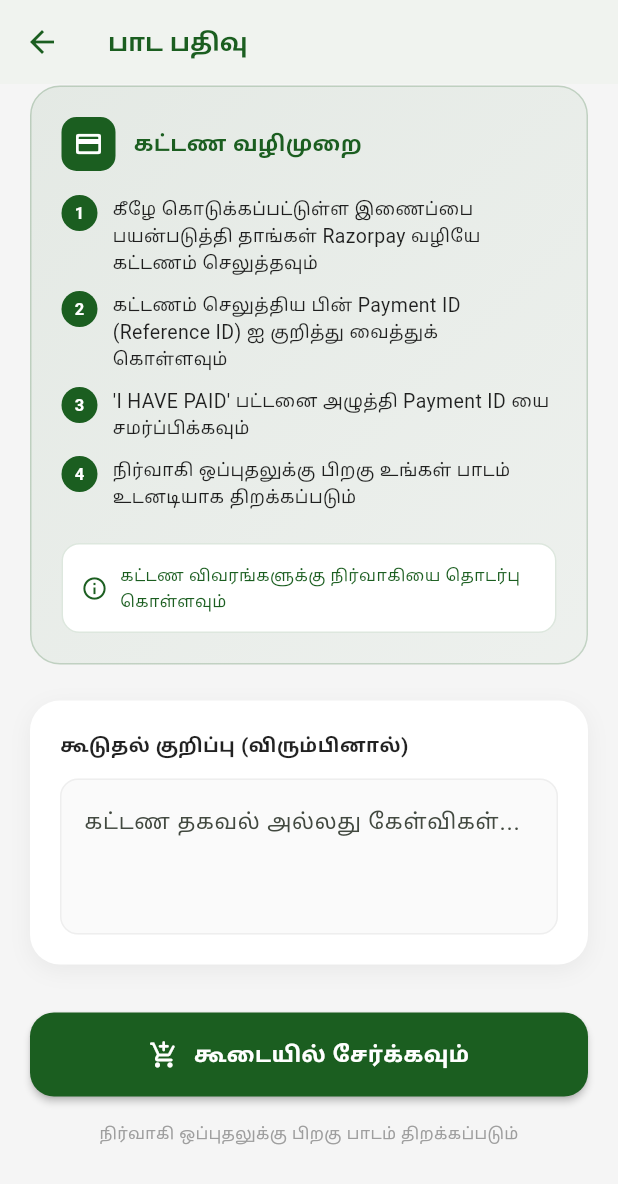
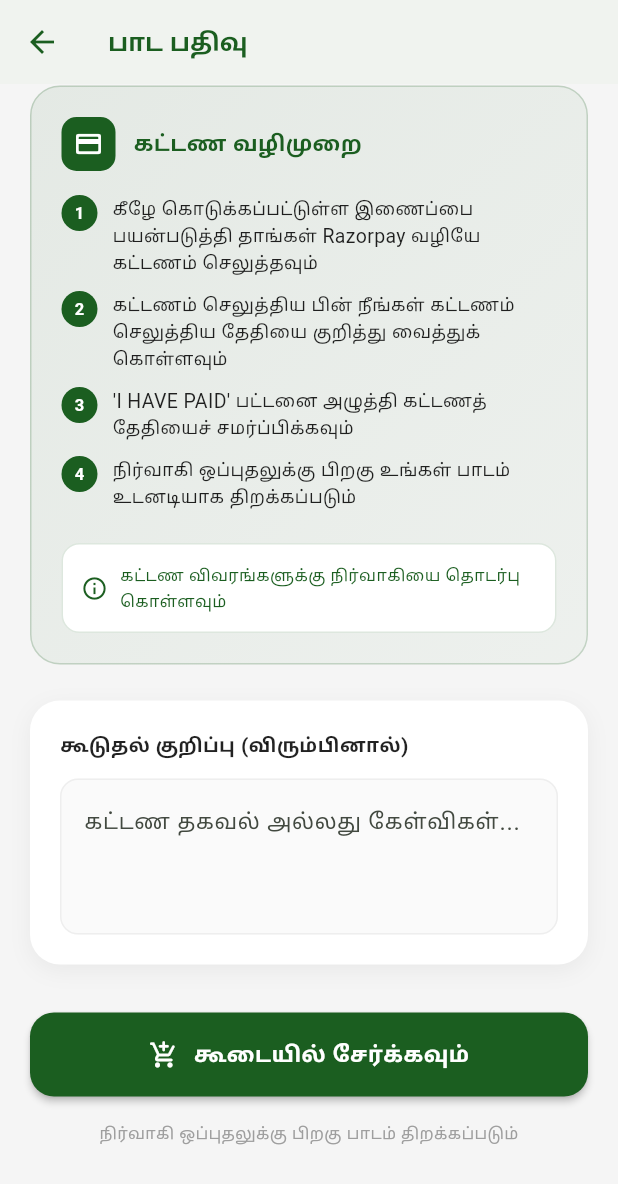
Before and after one commit to Vinothkumar0311/Vaagai_app, a Flutter app: the PaymentRegistrationScreen screen opened directly with empty values, scrolled down 431 dp, on a phone screen of 412 x 824 dp. Shown: the top 1184 px of the screen. Run offline on Flutter 3.47's test engine with Material 3 defaults, Android fonts, the phone set to English and light mode, and no system bars; our stand-ins replace cloud_firestore, country_code_picker, file_picker, firebase_auth, firebase_core, firebase_messaging and 6 more; missing offline and left inert: dart:html, dart:ui_web, syncfusion_flutter_pdfviewer; accounts and stored records are empty; project files that could hold a hidden picture were left out.

Commit message:
Remove payment ID, change payment proof to manual date entry, and add verification dialog popup

```diff
--- a/lib/core/constants/app_strings.dart
+++ b/lib/core/constants/app_strings.dart
@@ -65,8 +65,8 @@ class AppStrings {
   static const String adminApprovalFooter = "நிர்வாகி ஒப்புதலுக்கு பிறகு பாடம் திறக்கப்படும்";
   static const String paymentMethodTitle = "கட்டண வழிமுறை";
   static const String step1 = "கீழே கொடுக்கப்பட்டுள்ள இணைப்பை பயன்படுத்தி தாங்கள் Razorpay வழியே கட்டணம் செலுத்தவும்";
-  static const String step2 = "கட்டணம் செலுத்திய பின் Payment ID (Reference ID) ஐ குறித்து வைத்துக் கொள்ளவும்";
-  static const String step3 = "'I HAVE PAID' பட்டனை அழுத்தி Payment ID யை சமர்ப்பிக்கவும்";
+  static const String step2 = "கட்டணம் செலுத்திய பின் நீங்கள் கட்டணம் செலுத்திய தேதியை குறித்து வைத்துக் கொள்ளவும்";
+  static const String step3 = "'I HAVE PAID' பட்டனை அழுத்தி கட்டணத் தேதியைச் சமர்ப்பிக்கவும்";
   static const String step4 = "நிர்வாகி ஒப்புதலுக்கு பிறகு உங்கள் பாடம் உடனடியாக திறக்கப்படும்";
   static const String contactAdminInfo = "கட்டண விவரங்களுக்கு நிர்வாகியை தொடர்பு கொள்ளவும்";
   static const String demoVideosTitle = "மாதிரி வீடியோக்கள் (Demo Videos)";
@@ -78,18 +78,18 @@ class AppStrings {
 
   // Pre-payment Notice
   static const String prePaymentNoticeTitle = "முக்கிய அறிவிப்பு / Important Notice";
-  static const String prePaymentNoticeMsg = "கட்டணம் செலுத்திய பிறகு, தயவுசெய்து Payment ID-ஐ எடுத்துக் கொள்ளவும்.\n\nAfter completing the payment, kindly take the Payment ID.";
+  static const String prePaymentNoticeMsg = "கட்டணம் செலுத்திய பிறகு, தயவுசெய்து நீங்கள் கட்டணம் செலுத்திய தேதியை உள்ளிடவும்.\n\nAfter completing the payment, you need to enter the date when you completed it.";
 
   // Post-payment Dialog
   static const String postPaymentTitle = "கட்டணம் செலுத்தும் முறை தொடங்கியது/Payment Started";
-  static const String postPaymentMsg = "Razorpay-யில் பணம் செலுத்திய பிறகு, சரிபார்ப்பிற்காக 'Payment ID'-ஐ சமர்ப்பிக்கவும். (After payment, submit Reference ID)";
+  static const String postPaymentMsg = "Razorpay-யில் பணம் செலுத்திய பிறகு, சரிபார்ப்பிற்காக கட்டணம் செலுத்திய தேதியை சமர்ப்பிக்கவும். (After payment, enter the date completing the payment)";
   static const String postPaymentLater = "பிறகு (LATER)";
   static const String postPaymentPaid = "நான் பணம் செலுத்திவிட்டேன் (I HAVE PAID)";
 
   // Proof Sheet
   static const String proofSheetTitle = "கட்டண ஆதாரத்தைச் சமர்ப்பிக்கவும் (Payment Proof)";
-  static const String proofSheetLabel = "Razorpay Payment ID / Reference ID";
+  static const String proofSheetLabel = "கட்டண தேதி / Payment Date";
   static const String proofSheetSubmit = "சரிபார்ப்பிற்காக அனுப்பவும் (Submit)";
-  static const String proofIdRequired = "Payment ID தேவை (Required)";
+  static const String proofIdRequired = "கட்டண தேதி தேவை (Required)";
   static const String proofSubmitted = "கட்டண விவரம் சரிபார்ப்பிற்காக அனுப்பப்பட்டது (Submitted for Verification)";
 }
```
Also changed, not shown: lib/view/screens/cart_screen.dart (+64 -35 lines).
